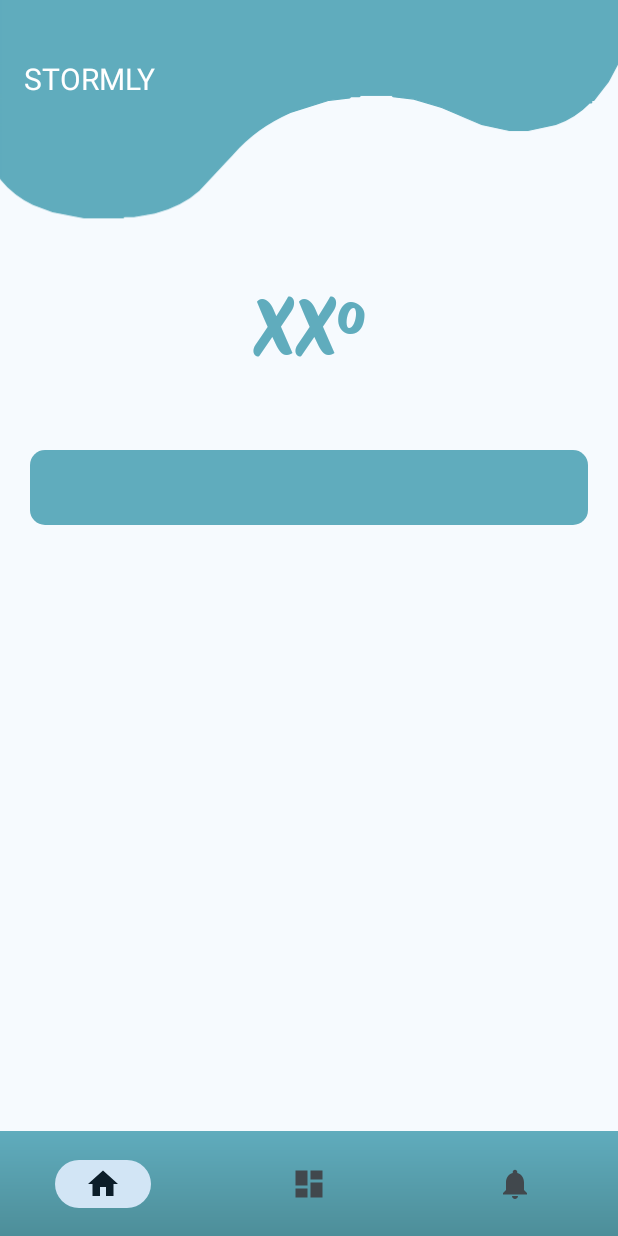
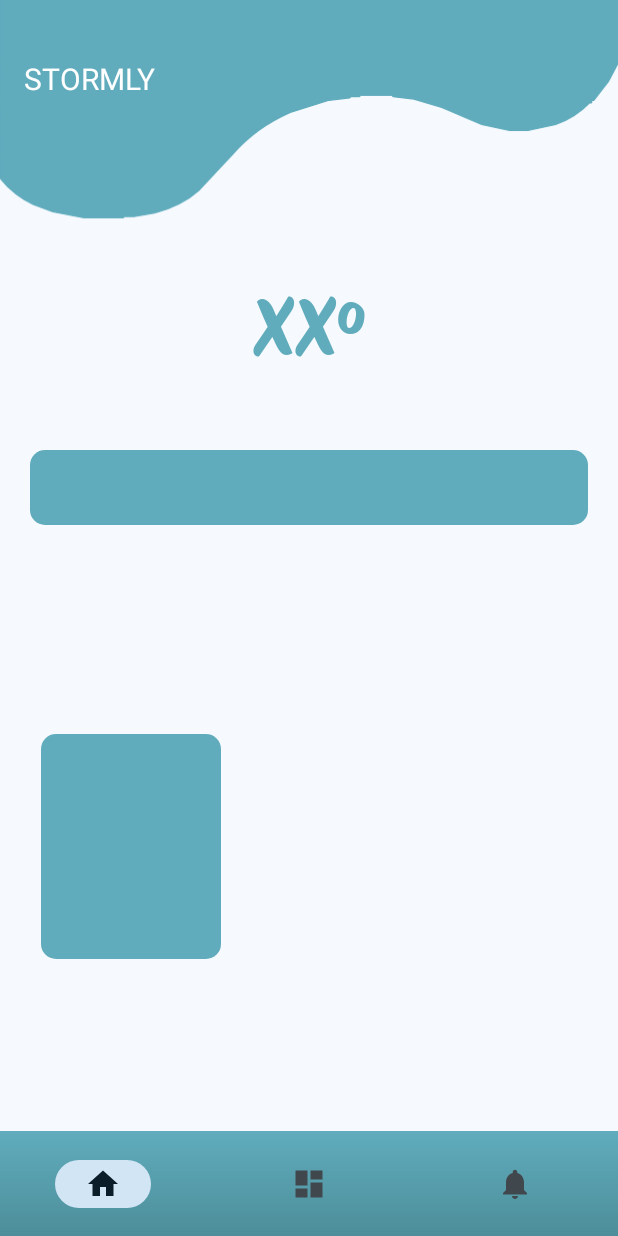
Before and after one commit to kevingopalan/Stormly-weather, an Android app: the screen it shows after launch (MainActivity), on a phone screen of 412 x 824 dp. Run offline under Robolectric (Android 15) with nearby library versions, the phone set to English and light mode, and no system bars; our stand-ins replace navigation-ui.

Commit message:
Added starting point for future UI

```diff
--- a/app/src/main/res/layout/fragment_home.xml
+++ b/app/src/main/res/layout/fragment_home.xml
@@ -58,4 +58,24 @@
         app:layout_constraintTop_toTopOf="parent"
         android:autofillHints="postalAddress"
         android:paddingStart="10dp"/>
+
+    <TextView
+        android:id="@+id/text_hournow"
+        android:layout_width="120dp"
+        android:layout_height="150dp"
+        android:layout_marginStart="8dp"
+        android:layout_marginTop="150dp"
+        android:layout_marginEnd="8dp"
+        android:background="@drawable/background_searchbar"
+        android:fontFamily="@font/protestriot"
+        android:textAlignment="center"
+        android:textColor="#60acbd"
+        android:textSize="50sp"
+        app:fontFamily="@font/protestriot"
+        app:layout_constraintBottom_toBottomOf="parent"
+        app:layout_constraintEnd_toEndOf="parent"
+        app:layout_constraintHorizontal_bias="0.069"
+        app:layout_constraintStart_toStartOf="parent"
+        app:layout_constraintTop_toTopOf="parent"
+        app:layout_constraintVertical_bias="0.647" />
 </androidx.constraintlayout.widget.ConstraintLayout>
```
